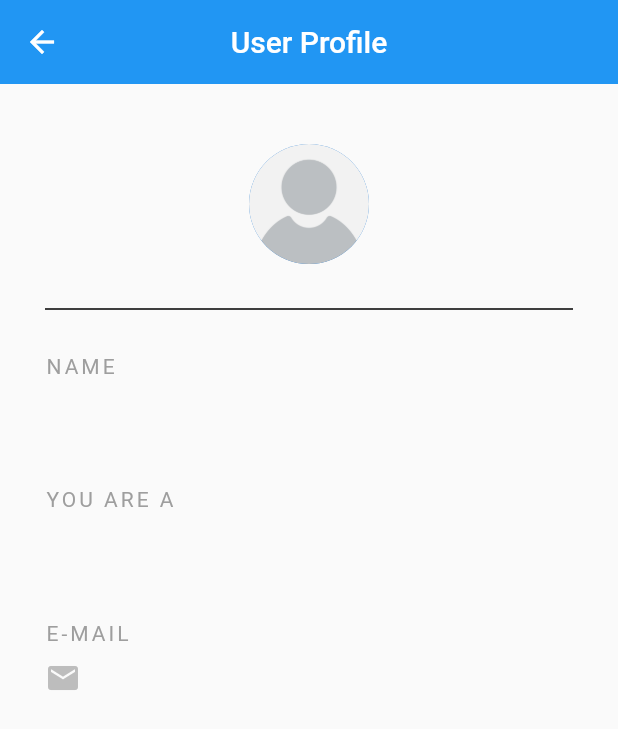
After one commit to VishalZ123/Face-Attendance, a Flutter app: the StudentDashBoard screen opened by its route, in the side drawer, after a tap on "Profile", on a phone screen of 412 x 824 dp. The commit adds this screen. Shown: the top 729 px of the screen. Run offline on Flutter 3.47's test engine with Material 2 defaults, Android fonts, the phone set to English and light mode, and no system bars; our stand-ins replace camera, flutter_secure_storage; accounts and stored records are empty; network calls fail.

Commit message:
Adds Profile section and minor changes

```diff
--- a/frontend/face_attendance/lib/attendance/marked.dart
+++ b/frontend/face_attendance/lib/attendance/marked.dart
@@ -29,7 +29,7 @@ class _MarkedState extends State<Marked> {
   @override
   Widget build(BuildContext context) {
     return Scaffold(
-        backgroundColor: Colors.white,
+        backgroundColor: Colors.black,
         body: Column(
           mainAxisAlignment: MainAxisAlignment.center,
           children: [
@@ -49,7 +49,7 @@ class _MarkedState extends State<Marked> {
               style: const TextStyle(
                   fontFamily: 'SignikaSemiBold',
                   fontSize: 20,
-                  color: Colors.black),
+                  color: Colors.white),
             ),
             const SizedBox(height: 20),
             Text(
@@ -57,7 +57,7 @@ class _MarkedState extends State<Marked> {
               style: const TextStyle(
                   fontFamily: 'SignikaSemiBold',
                   fontSize: 20,
-                  color: Colors.black),
+                  color: Colors.white),
             ),
             const SizedBox(height: 20),
             ElevatedButton(
--- a/frontend/face_attendance/lib/auth/login.dart
+++ b/frontend/face_attendance/lib/auth/login.dart
@@ -16,7 +16,7 @@ class Login extends StatefulWidget {
 class LoginState extends State<Login> {
   final TextEditingController emailController = TextEditingController();
   final TextEditingController passwordController = TextEditingController();
-  bool visibility = false;
+  bool visibility = true;
   toggle() {
     setState(() {
       visibility = !visibility;
--- a/frontend/face_attendance/lib/auth/signup.dart
+++ b/frontend/face_attendance/lib/auth/signup.dart
@@ -31,6 +31,7 @@ class SignUpState extends State<Signup> {
           backgroundColor: Colors.blue,
           elevation: 0,
         ),
+        resizeToAvoidBottomInset: false,
         body: SafeArea(
           child: Center(
             child: Container(
--- /dev/null
+++ b/frontend/face_attendance/lib/dashboard/profile.dart
@@ -0,0 +1,118 @@
+import 'package:flutter/material.dart';
+import '../storage.dart';
+
+String username = '';
+String role = '';
+String email = '';
+
+class Profile extends StatefulWidget {
+  const Profile({Key? key}) : super(key: key);
+
+  @override
+  State<Profile> createState() => _ProfileState();
+}
+
+class _ProfileState extends State<Profile> {
+  @override
+  void initState() {
+    super.initState();
+    FlutterStorage.readAll().then((value) {
+      setState(() {
+        username = value['username'];
+        email = value['email'];
+        role = value['role'];
+      });
+    });
+  }
+
+  @override
+  Widget build(BuildContext context) {
+    return Scaffold(
+      appBar: AppBar(
+        title: const Text('User Profile'),
+        centerTitle: true,
+        elevation: 0.0,
+      ),
+      body: Padding(
+        padding: const EdgeInsets.fromLTRB(30.0, 40.0, 30.0, 0),
+        child: Column(
+          crossAxisAlignment: CrossAxisAlignment.start,
+          children: <Widget>[
+            const Center(
+              child: CircleAvatar(
+                radius: 40.0,
+                backgroundImage: AssetImage('assets/thumb.jpg'),
+              ),
+            ),
+            const Divider(
+              color: Colors.black,
+              height: 60.0,
+              thickness: 1,
+            ),
+            const Text(
+              'NAME',
+              style: TextStyle(
+                color: Colors.grey,
+                letterSpacing: 2.0,
+              ),
+            ),
+            const SizedBox(height: 10.0),
+            Text(
+              username,
+              style: TextStyle(
+                color: Colors.blue[500],
+                fontWeight: FontWeight.bold,
+                fontSize: 28.0,
+                letterSpacing: 2.0,
+              ),
+            ),
+            const SizedBox(height: 30.0),
+            const Text(
+              'YOU ARE A',
+              style: TextStyle(
+                color: Colors.grey,
+                letterSpacing: 2.0,
+              ),
+            ),
+            const SizedBox(height: 10.0),
+            Text(
+              role,
+              style: TextStyle(
+                color: Colors.blue[500],
+                fontWeight: FontWeight.bold,
+                fontSize: 28.0,
+                letterSpacing: 2.0,
+              ),
+            ),
+            const SizedBox(height: 30.0),
+            const Text(
+              'E-MAIL',
+              style: TextStyle(
+                color: Colors.grey,
+                letterSpacing: 2.0,
+              ),
+            ),
+            const SizedBox(height: 10.0),
+            Row(
+              children: <Widget>[
+                Icon(
+                  Icons.email,
+                  color: Colors.grey[400],
+                ),
+                const SizedBox(width: 20.0),
+                Text(
+                  email,
+                  style: TextStyle(
+                    color: Colors.blue[500],
+                    fontSize: 18.0,
+                    letterSpacing: 1.0,
+                  ),
+                )
+              ],
+            ),
+          ],
+        ),
+      ),
+    );
+  }
+}
--- a/frontend/face_attendance/lib/dashboard/side_panel.dart
+++ b/frontend/face_attendance/lib/dashboard/side_panel.dart
@@ -1,3 +1,5 @@
+import 'package:face_attendance/dashboard/profile.dart';
+import 'package:flutter/cupertino.dart';
 import 'package:flutter/material.dart';
 import '../storage.dart';
 
@@ -50,6 +52,17 @@ class _SidePanelState extends State<SidePanel> {
             ),
           ),
           ListTile(
+            leading: const Icon(CupertinoIcons.person_solid),
+            title: const Text('Profile'),
+            onTap: () => {
+              Navigator.push(
+                  context,
+                  MaterialPageRoute(
+                    builder: (context) => const Profile(),
+                  ))
+            },
+          ),
+          ListTile(
             leading: const Icon(Icons.exit_to_app),
             title: const Text('Logout'),
             onTap: () => {
--- a/frontend/face_attendance/lib/token_storage.dart
+++ /dev/null
@@ -1,17 +0,0 @@
-import 'package:flutter_secure_storage/flutter_secure_storage.dart';
-
-class TokenStorage {
-  static const storage = FlutterSecureStorage();
-
-  static Future readToken(String key) async {
-    return await storage.read(key: key);
-  }
-
-  static Future writeToken(String key, String value) async {
-    return await storage.write(key: key, value: value);
-  }
-
-  static Future deleteToken(String key) async {
-    return await storage.delete(key: key);
-  }
-}
```
